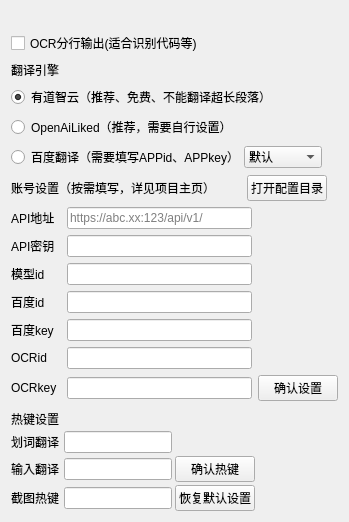
xunbu/lightrans, file ui/setting.ui: the form before one commit.
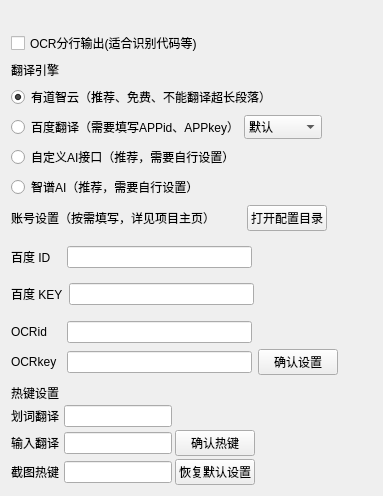
The form after the commit. The open tabs and pages were chosen to show the change.

The edit to the form file:
```diff
--- a/ui/setting.ui
+++ b/ui/setting.ui
@@ -2,18 +2,27 @@
 <ui version="4.0">
  <class>Form2</class>
  <widget class="QWidget" name="Form2">
+  <property name="enabled">
+   <bool>true</bool>
+  </property>
   <property name="geometry">
    <rect>
     <x>0</x>
     <y>0</y>
-    <width>348</width>
-    <height>514</height>
+    <width>383</width>
+    <height>492</height>
    </rect>
   </property>
+  <property name="sizePolicy">
+   <sizepolicy hsizetype="Fixed" vsizetype="Fixed">
+    <horstretch>0</horstretch>
+    <verstretch>0</verstretch>
+   </sizepolicy>
+  </property>
   <property name="windowTitle">
    <string>设置</string>
   </property>
-  <layout class="QVBoxLayout" name="verticalLayout">
+  <layout class="QVBoxLayout" name="verticalLayout_5">
    <item>
     <widget class="QLabel" name="label_5">
      <property name="sizePolicy">
@@ -71,19 +80,6 @@
        </attribute>
       </widget>
      </item>
-     <item>
-      <widget class="QRadioButton" name="radioButton_OpenAiLiked">
-       <property name="text">
-        <string>OpenAiLiked（推荐，需要自行设置）</string>
-       </property>
-       <property name="checked">
-        <bool>false</bool>
-       </property>
-       <attribute name="buttonGroup">
-        <string notr="true">buttonGroup</string>
-       </attribute>
-      </widget>
-     </item>
      <item>
       <layout class="QHBoxLayout" name="horizontalLayout_8" stretch="0,0,0">
        <property name="spacing">
@@ -111,7 +107,7 @@
           <bool>true</bool>
          </property>
          <property name="sizePolicy">
-          <sizepolicy hsizetype="Fixed" vsizetype="Fixed">
+          <sizepolicy hsizetype="Preferred" vsizetype="Preferred">
            <horstretch>0</horstretch>
            <verstretch>0</verstretch>
           </sizepolicy>
@@ -151,21 +147,36 @@
        </item>
       </layout>
      </item>
+     <item>
+      <widget class="QRadioButton" name="radioButton_customAPI">
+       <property name="text">
+        <string>自定义AI接口（推荐，需要自行设置）</string>
+       </property>
+       <property name="checked">
+        <bool>false</bool>
+       </property>
+       <attribute name="buttonGroup">
+        <string notr="true">buttonGroup</string>
+       </attribute>
+      </widget>
+     </item>
+     <item>
+      <widget class="QRadioButton" name="radioButton_zhipu">
+       <property name="text">
+        <string>智谱AI（推荐，需要自行设置）</string>
+       </property>
+       <property name="checked">
+        <bool>false</bool>
+       </property>
+       <attribute name="buttonGroup">
+        <string notr="true">buttonGroup</string>
+       </attribute>
+      </widget>
+     </item>
     </layout>
    </item>
    <item>
-    <spacer name="verticalSpacer_2">
-     <property name="orientation">
-      <enum>Qt::Orientation::Vertical</enum>
-     </property>
-     <property name="sizeHint" stdset="0">
-      <size>
-       <width>20</width>
-       <height>9</height>
-      </size>
-     </property>
-    </spacer>
-   </item>
+    <layout class="QVBoxLayout" name="verticalLayout">
    <item>
     <layout class="QHBoxLayout" name="horizontalLayout_12">
      <property name="spacing">
@@ -219,6 +230,77 @@
        </property>
        <property name="sizeHint" stdset="0">
         <size>
+           <width>13</width>
+           <height>21</height>
+          </size>
+         </property>
+        </spacer>
+       </item>
+      </layout>
+     </item>
+     <item>
+      <widget class="QStackedWidget" name="engineSettingsStackedWidget">
+       <property name="currentIndex">
+        <number>2</number>
+       </property>
+       <widget class="QWidget" name="baiduSettingsPage">
+        <layout class="QVBoxLayout" name="verticalLayout_baidu">
+         <property name="leftMargin">
+          <number>0</number>
+         </property>
+         <property name="topMargin">
+          <number>0</number>
+         </property>
+         <property name="rightMargin">
+          <number>0</number>
+         </property>
+         <property name="bottomMargin">
+          <number>0</number>
+         </property>
+         <item>
+          <layout class="QHBoxLayout" name="horizontalLayout_7">
+           <item>
+            <widget class="QLabel" name="label_6">
+             <property name="sizePolicy">
+              <sizepolicy hsizetype="Preferred" vsizetype="Preferred">
+               <horstretch>0</horstretch>
+               <verstretch>0</verstretch>
+              </sizepolicy>
+             </property>
+             <property name="minimumSize">
+              <size>
+               <width>50</width>
+               <height>0</height>
+              </size>
+             </property>
+             <property name="text">
+              <string>百度 ID</string>
+             </property>
+            </widget>
+           </item>
+           <item>
+            <widget class="QLineEdit" name="lineEdit_baidu_id">
+             <property name="sizePolicy">
+              <sizepolicy hsizetype="Fixed" vsizetype="Fixed">
+               <horstretch>0</horstretch>
+               <verstretch>0</verstretch>
+              </sizepolicy>
+             </property>
+             <property name="minimumSize">
+              <size>
+               <width>185</width>
+               <height>0</height>
+              </size>
+             </property>
+            </widget>
+           </item>
+           <item>
+            <spacer name="horizontalSpacer_6">
+             <property name="orientation">
+              <enum>Qt::Orientation::Horizontal</enum>
+             </property>
+             <property name="sizeHint" stdset="0">
+              <size>
          <width>40</width>
          <height>20</height>
         </size>
@@ -227,6 +309,74 @@
      </item>
     </layout>
    </item>
+         <item>
+          <layout class="QHBoxLayout" name="horizontalLayout_6">
+           <item>
+            <widget class="QLabel" name="label_7">
+             <property name="sizePolicy">
+              <sizepolicy hsizetype="Preferred" vsizetype="Preferred">
+               <horstretch>0</horstretch>
+               <verstretch>0</verstretch>
+              </sizepolicy>
+             </property>
+             <property name="minimumSize">
+              <size>
+               <width>50</width>
+               <height>0</height>
+              </size>
+             </property>
+             <property name="text">
+              <string>百度 KEY</string>
+             </property>
+            </widget>
+           </item>
+           <item>
+            <widget class="QLineEdit" name="lineEdit_baidu_key">
+             <property name="sizePolicy">
+              <sizepolicy hsizetype="Fixed" vsizetype="Fixed">
+               <horstretch>0</horstretch>
+               <verstretch>0</verstretch>
+              </sizepolicy>
+             </property>
+             <property name="minimumSize">
+              <size>
+               <width>185</width>
+               <height>0</height>
+              </size>
+             </property>
+            </widget>
+           </item>
+           <item>
+            <spacer name="horizontalSpacer_5">
+             <property name="orientation">
+              <enum>Qt::Orientation::Horizontal</enum>
+             </property>
+             <property name="sizeHint" stdset="0">
+              <size>
+               <width>40</width>
+               <height>20</height>
+              </size>
+             </property>
+            </spacer>
+           </item>
+          </layout>
+         </item>
+        </layout>
+       </widget>
+       <widget class="QWidget" name="openaiSettingsPage">
+        <layout class="QVBoxLayout" name="verticalLayout_openai">
+         <property name="leftMargin">
+          <number>0</number>
+         </property>
+         <property name="topMargin">
+          <number>0</number>
+         </property>
+         <property name="rightMargin">
+          <number>0</number>
+         </property>
+         <property name="bottomMargin">
+          <number>0</number>
+         </property>
    <item>
     <layout class="QHBoxLayout" name="horizontalLayout_9">
      <item>
@@ -249,7 +399,7 @@
       </widget>
      </item>
      <item>
-      <widget class="QLineEdit" name="lineEdit_openai_url">
+            <widget class="QLineEdit" name="lineEdit_customAPI_url">
        <property name="sizePolicy">
         <sizepolicy hsizetype="Fixed" vsizetype="Fixed">
          <horstretch>0</horstretch>
@@ -304,7 +454,7 @@
       </widget>
      </item>
      <item>
-      <widget class="QLineEdit" name="lineEdit_openai_key">
+            <widget class="QLineEdit" name="lineEdit_customAPI_key">
        <property name="sizePolicy">
         <sizepolicy hsizetype="Fixed" vsizetype="Fixed">
          <horstretch>0</horstretch>
@@ -356,7 +506,7 @@
       </widget>
      </item>
      <item>
-      <widget class="QLineEdit" name="lineEdit_openai_model_id">
+            <widget class="QLineEdit" name="lineEdit_customAPI_model_id">
        <property name="sizePolicy">
         <sizepolicy hsizetype="Fixed" vsizetype="Fixed">
          <horstretch>0</horstretch>
@@ -386,10 +536,26 @@
      </item>
     </layout>
    </item>
+        </layout>
+       </widget>
+       <widget class="QWidget" name="zhipuSettingPage">
+        <layout class="QVBoxLayout" name="verticalLayout_4">
+         <property name="leftMargin">
+          <number>0</number>
+         </property>
+         <property name="topMargin">
+          <number>0</number>
+         </property>
+         <property name="rightMargin">
+          <number>0</number>
+         </property>
+         <property name="bottomMargin">
+          <number>0</number>
+         </property>
    <item>
-    <layout class="QHBoxLayout" name="horizontalLayout_7">
+          <layout class="QHBoxLayout" name="horizontalLayout_14">
      <item>
-      <widget class="QLabel" name="label_6">
+            <widget class="QLabel" name="label_15">
        <property name="sizePolicy">
         <sizepolicy hsizetype="Preferred" vsizetype="Preferred">
          <horstretch>0</horstretch>
@@ -403,12 +569,12 @@
         </size>
        </property>
        <property name="text">
-        <string>百度id</string>
+              <string>API密钥</string>
        </property>
       </widget>
      </item>
      <item>
-      <widget class="QLineEdit" name="lineEdit_baidu_id">
+            <widget class="QLineEdit" name="lineEdit_zhipu_key">
        <property name="sizePolicy">
         <sizepolicy hsizetype="Fixed" vsizetype="Fixed">
          <horstretch>0</horstretch>
@@ -424,7 +590,7 @@
       </widget>
      </item>
      <item>
-      <spacer name="horizontalSpacer_4">
+            <spacer name="horizontalSpacer_14">
        <property name="orientation">
         <enum>Qt::Orientation::Horizontal</enum>
        </property>
@@ -439,9 +605,15 @@
     </layout>
    </item>
    <item>
-    <layout class="QHBoxLayout" name="horizontalLayout_6">
+          <layout class="QHBoxLayout" name="horizontalLayout_15">
      <item>
-      <widget class="QLabel" name="label_7">
+            <widget class="QLabel" name="label_16">
+             <property name="sizePolicy">
+              <sizepolicy hsizetype="Preferred" vsizetype="Preferred">
+               <horstretch>0</horstretch>
+               <verstretch>0</verstretch>
+              </sizepolicy>
+             </property>
        <property name="minimumSize">
         <size>
          <width>50</width>
@@ -449,12 +621,12 @@
         </size>
        </property>
        <property name="text">
-        <string>百度key</string>
+              <string>模型id</string>
        </property>
       </widget>
      </item>
      <item>
-      <widget class="QLineEdit" name="lineEdit_baidu_key">
+            <widget class="QLineEdit" name="lineEdit_zhipu_model_id">
        <property name="sizePolicy">
         <sizepolicy hsizetype="Fixed" vsizetype="Fixed">
          <horstretch>0</horstretch>
@@ -470,7 +642,7 @@
       </widget>
      </item>
      <item>
-      <spacer name="horizontalSpacer_5">
+            <spacer name="horizontalSpacer_15">
        <property name="orientation">
         <enum>Qt::Orientation::Horizontal</enum>
        </property>
@@ -483,6 +655,10 @@
       </spacer>
      </item>
     </layout>
+         </item>
+        </layout>
+       </widget>
+      </widget>
    </item>
    <item>
     <layout class="QHBoxLayout" name="horizontalLayout_5">
@@ -581,11 +757,13 @@
        </property>
        <property name="sizeHint" stdset="0">
         <size>
-         <width>40</width>
-         <height>20</height>
+           <width>13</width>
+           <height>21</height>
         </size>
        </property>
       </spacer>
+       </item>
+      </layout>
      </item>
     </layout>
    </item>
@@ -597,6 +775,19 @@
      <property name="topMargin">
       <number>3</number>
      </property>
+     <item>
+      <spacer name="verticalSpacer_2">
+       <property name="orientation">
+        <enum>Qt::Orientation::Vertical</enum>
+       </property>
+       <property name="sizeHint" stdset="0">
+        <size>
+         <width>20</width>
+         <height>9</height>
+        </size>
+       </property>
+      </spacer>
+     </item>
      <item>
       <widget class="QLabel" name="label">
        <property name="text">
```
Lines whose indentation alone changed are shown as unchanged.
